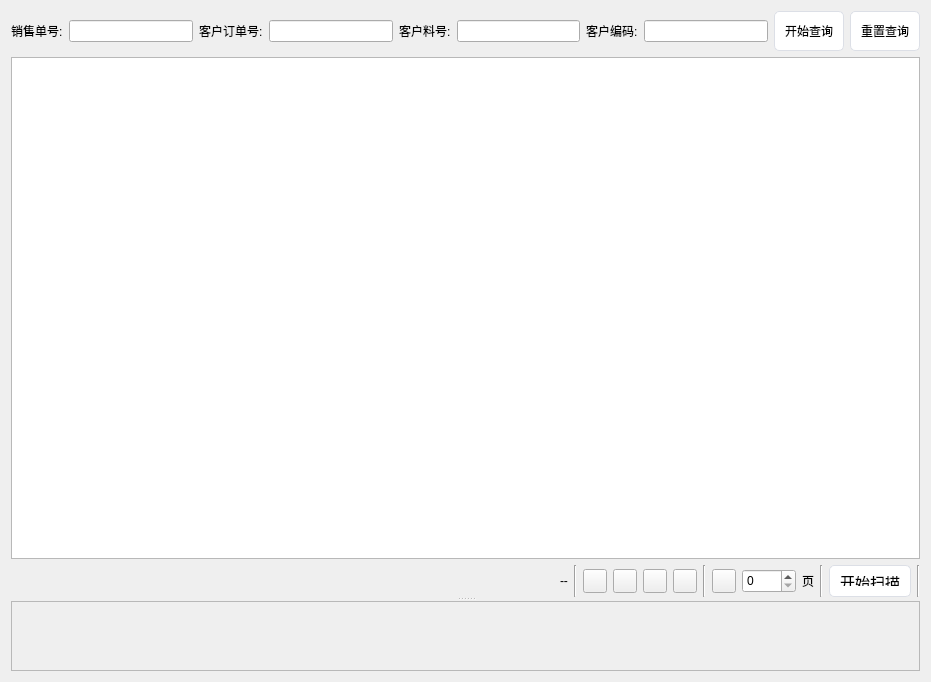
Old version of the form ui/task_frame.ui in the repository izerui/scanrun.
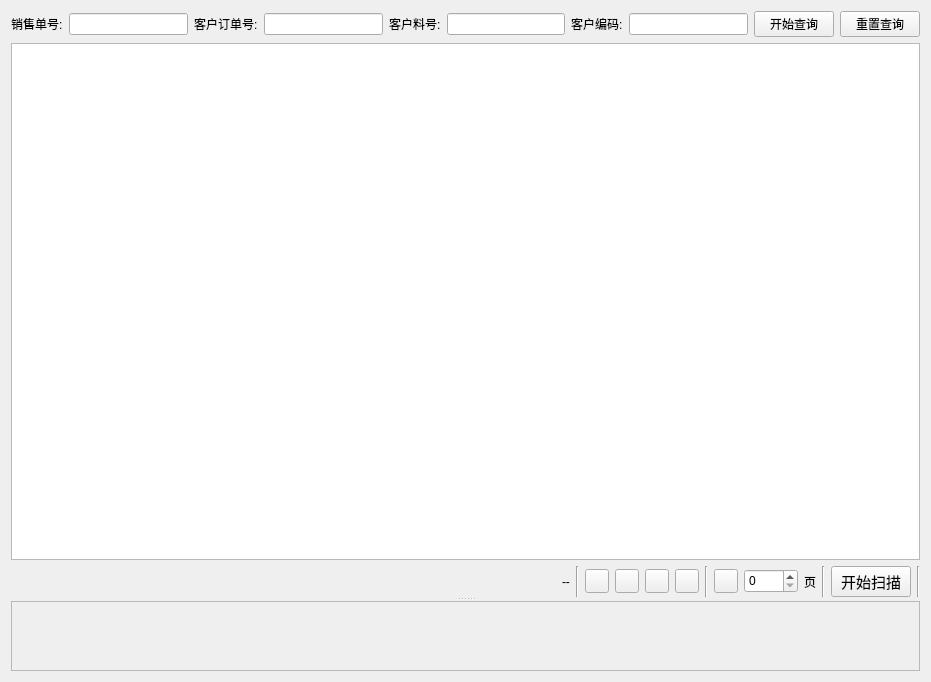
New version of the form. Icons and pictures are not drawn.

Patch:
```diff
--- a/ui/task_frame.ui
+++ b/ui/task_frame.ui
@@ -14,22 +14,7 @@
    <string>Form</string>
   </property>
   <property name="styleSheet">
-   <string notr="true">QPushButton {
-    background-color: #ffffff;
-    border: 1px solid #dcdfe6;
-    padding: 10px;
-    border-radius: 5px;
-}
-
-QPushButton:hover {
-    background-color: #ecf5ff;
-    color: #409eff;
-}
-
-QPushButton:pressed, QPushButton:checked {
-    border: 1px solid #3a8ee6;
-    color: #409eff;
-}</string>
+   <string notr="true"/>
   </property>
   <layout class="QGridLayout" name="gridLayout">
    <item row="0" column="0">
@@ -517,8 +502,8 @@
             </property>
             <property name="iconSize">
              <size>
-              <width>20</width>
-              <height>20</height>
+              <width>16</width>
+              <height>16</height>
              </size>
             </property>
            </widget>
```
